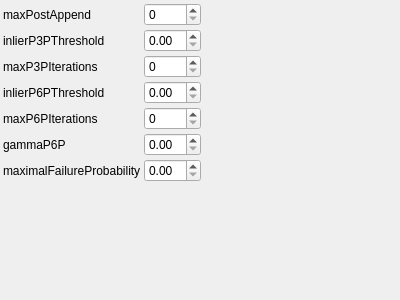
Old version of the form utils/corestructs/coreWidgets/iterativeReconstructionAppendParamsControlWidget.ui in the repository NickPenkrat/corecvs.
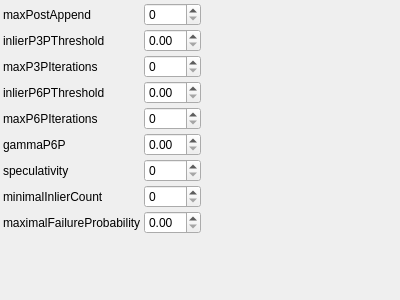
New version of the form.

```diff
--- a/utils/corestructs/coreWidgets/iterativeReconstructionAppendParamsControlWidget.ui
+++ b/utils/corestructs/coreWidgets/iterativeReconstructionAppendParamsControlWidget.ui
@@ -107,18 +107,46 @@
     <item row="6" column="0">
      <widget class="QLabel" name="label_6">
        <property name="text">
-         <string>maximalFailureProbability</string>
+         <string>speculativity</string>
        </property>
      </widget>
     </item>
     <item row="6" column="1">
+     <widget class="QSpinBox" name="speculativitySpinBox">
+       <property name="toolTip">
+         <string>This defines how many multicameras are subject for P3P evaluation at each iteration</string>
+       </property>
+     </widget>
+    </item>
+    <item row="7" column="0">
+     <widget class="QLabel" name="label_7">
+       <property name="text">
+         <string>minimalInlierCount</string>
+       </property>
+     </widget>
+    </item>
+    <item row="7" column="1">
+     <widget class="QSpinBox" name="minimalInlierCountSpinBox">
+       <property name="toolTip">
+         <string>Minimal inlier count for hypotheis acceptance</string>
+       </property>
+     </widget>
+    </item>
+    <item row="8" column="0">
+     <widget class="QLabel" name="label_8">
+       <property name="text">
+         <string>maximalFailureProbability</string>
+       </property>
+     </widget>
+    </item>
+    <item row="8" column="1">
      <widget class="QDoubleSpinBox" name="maximalFailureProbabilitySpinBox">
        <property name="toolTip">
          <string>Maximal failure probability for hypothesis acceptance</string>
        </property>
      </widget>
     </item>
-   <item row="7" column="0">
+   <item row="9" column="0">
     <spacer name="verticalSpacer">
      <property name="orientation">
       <enum>Qt::Vertical</enum>
@@ -131,7 +159,7 @@
      </property>
     </spacer>
    </item>
-   <item row="7" column="2">
+   <item row="9" column="2">
     <spacer name="horizontalSpacer">
      <property name="orientation">
       <enum>Qt::Horizontal</enum>
```
Left out of the diff: 12 changed lines with no effect on the pictures.
